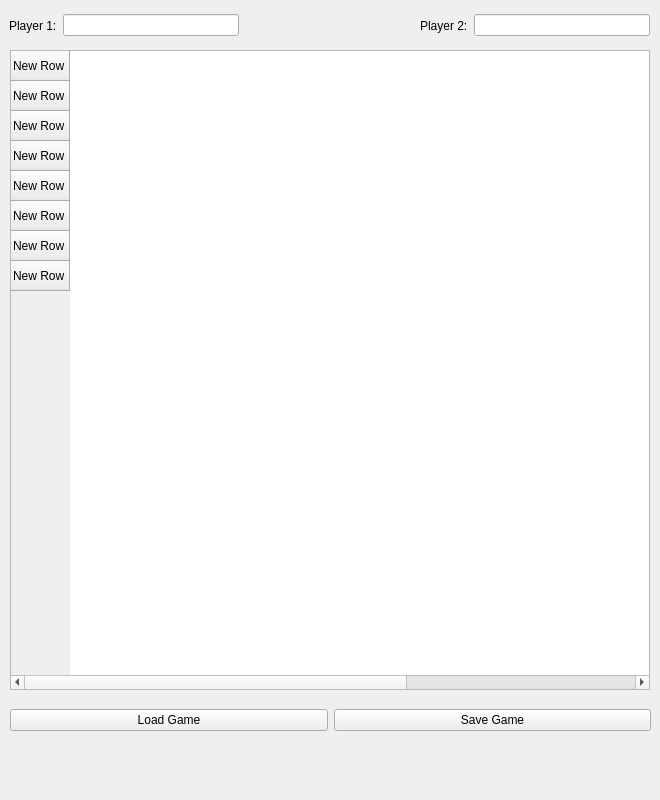
First picture: the form in src/ui/chessboard.ui, repository Feverfew/ChessGUIProject, before the edit.
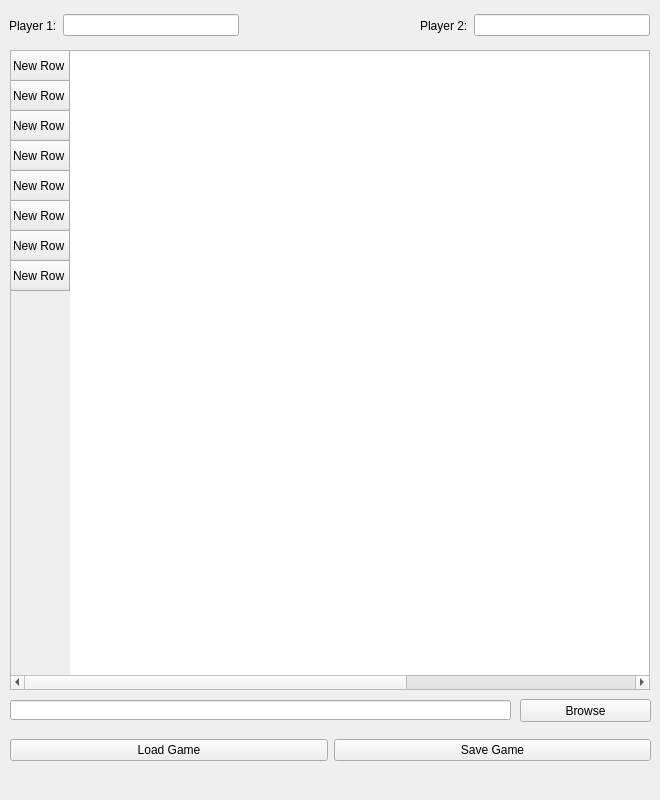
Second picture: the form after the edit.

Commit message: Load game added

Diff of the .ui file:
```diff
--- a/src/ui/chessboard.ui
+++ b/src/ui/chessboard.ui
@@ -62,7 +62,7 @@
    <property name="geometry">
     <rect>
      <x>10</x>
-     <y>700</y>
+     <y>730</y>
      <width>641</width>
      <height>41</height>
     </rect>
@@ -234,6 +234,32 @@
     </property>
    </column>
   </widget>
+  <widget class="QLineEdit" name="game_dir">
+   <property name="geometry">
+    <rect>
+     <x>10</x>
+     <y>700</y>
+     <width>501</width>
+     <height>20</height>
+    </rect>
+   </property>
+   <property name="readOnly">
+    <bool>true</bool>
+   </property>
+  </widget>
+  <widget class="QPushButton" name="browse_btn">
+   <property name="geometry">
+    <rect>
+     <x>520</x>
+     <y>699</y>
+     <width>131</width>
+     <height>23</height>
+    </rect>
+   </property>
+   <property name="text">
+    <string>Browse</string>
+   </property>
+  </widget>
  </widget>
  <resources>
   <include location="../resources.qrc"/>
```
The commit also changes 4 other files.
